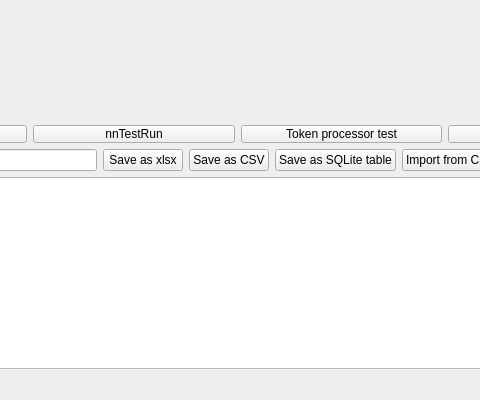
Above: DBLoader CMake/loaderwidnow.ui from gfifgfifofich/DB_loader before the change; both pictures show x 703 to 1183 and y 307 to 707 of the 1361 by 707 pixel window. Below: the same form after it.
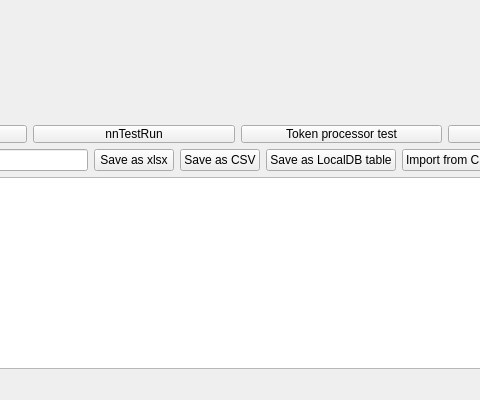
That is the form after the change.

The edit to the form file:
```diff
--- a/DBLoader CMake/loaderwidnow.ui
+++ b/DBLoader CMake/loaderwidnow.ui
@@ -861,7 +861,7 @@
               <string/>
              </property>
              <property name="text">
-              <string>Save as SQLite table</string>
+              <string>Save as LocalDB table</string>
              </property>
             </widget>
            </item>
```
Left out of the diff: 12 changed lines with no effect on the pictures.
